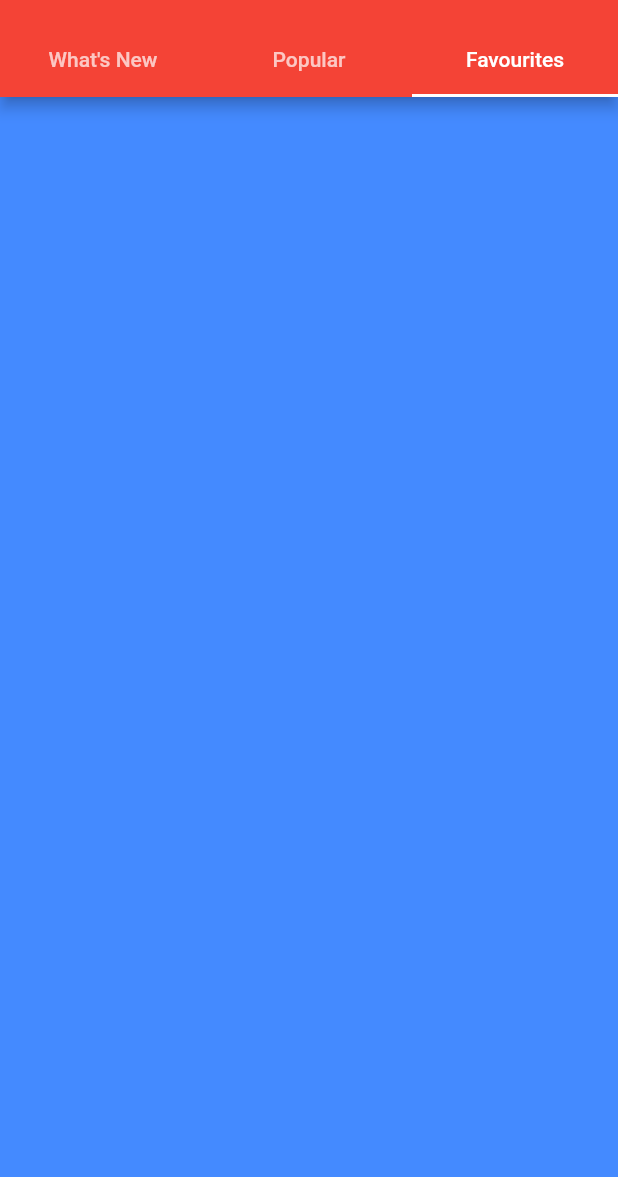
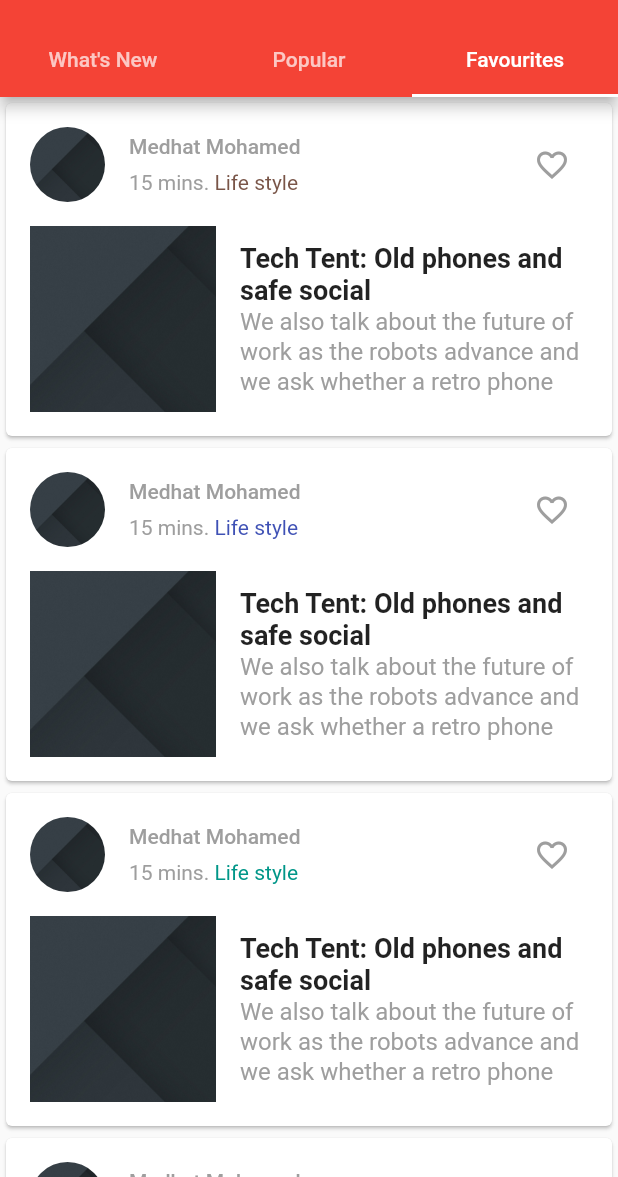
Before and after one commit to MedhatMohamed5/flutter_course, a Flutter app: the HomeScreen screen opened directly, tab 3 chosen, on a phone screen of 412 x 824 dp, the part 59-1236 px from its top. Run offline on Flutter 3.47's test engine with Material 2 defaults, Android fonts, the phone set to English and light mode, and no system bars; our stand-ins replace shared_preferences; missing offline and left inert: page_view_indicator; accounts and stored records are empty.

Commit message:
Popular and Favourites static design Change accent color for scroll overflow color

```diff
--- a/lib/screens/home_tabs/favourites.dart
+++ b/lib/screens/home_tabs/favourites.dart
@@ -1,4 +1,8 @@
+import 'dart:math';
+
+import 'package:flutter/cupertino.dart';
 import 'package:flutter/material.dart';
+import 'package:flutter/widgets.dart';
 
 class Favourites extends StatefulWidget {
   @override
@@ -6,12 +10,141 @@ class Favourites extends StatefulWidget {
 }
 
 class _FavouritesState extends State<Favourites> {
+  List<Color> colorsList = [
+    Colors.red,
+    Colors.deepOrange,
+    Colors.teal,
+    Colors.purple,
+    Colors.brown,
+    Colors.indigo,
+  ];
+  Random rand = Random();
+
+  Color getRandColor() {
+    return colorsList[rand.nextInt(colorsList.length)];
+  }
+
   @override
   Widget build(BuildContext context) {
-    return Center(
-      child: Container(
-        color: Colors.blueAccent,
-      ),
+    return ListView.builder(
+      itemBuilder: (context, index) {
+        return Card(
+          child: Container(
+            padding: EdgeInsets.all(16),
+            child: Column(
+              children: <Widget>[
+                _authorRow(),
+                SizedBox(
+                  height: 16,
+                ),
+                _newsItemRow(),
+              ],
+            ),
+          ),
+        );
+      },
+      itemCount: 20,
+    );
+  }
+
+  Widget _authorRow() {
+    return Row(
+      mainAxisAlignment: MainAxisAlignment.spaceBetween,
+      children: <Widget>[
+        Row(
+          children: <Widget>[
+            Container(
+              decoration: BoxDecoration(
+                image: DecorationImage(
+                  image: ExactAssetImage('assets/images/placeholder_bg.png'),
+                  fit: BoxFit.cover,
+                ),
+                shape: BoxShape.circle,
+              ),
+              width: 50,
+              height: 50,
+              margin: EdgeInsets.only(right: 16),
+            ),
+            Column(
+              crossAxisAlignment: CrossAxisAlignment.start,
+              children: <Widget>[
+                Text(
+                  'Medhat Mohamed',
+                  style: TextStyle(
+                    fontWeight: FontWeight.w500,
+                    color: Colors.grey,
+                  ),
+                ),
+                SizedBox(
+                  height: 8,
+                ),
+                Row(
+                  children: <Widget>[
+                    Text(
+                      '15 mins. ',
+                      style: TextStyle(
+                        color: Colors.grey,
+                      ),
+                    ),
+                    Text(
+                      'Life style',
+                      style: TextStyle(
+                        color: getRandColor(),
+                      ),
+                    ),
+                  ],
+                ),
+              ],
+            ),
+          ],
+        ),
+        IconButton(
+          icon: Icon(Icons.favorite_border),
+          onPressed: () {},
+          color: Colors.grey,
+        ),
+      ],
+    );
+  }
+
+  Widget _newsItemRow() {
+    return Row(
+      children: <Widget>[
+        Container(
+          decoration: BoxDecoration(
+            image: DecorationImage(
+              image: ExactAssetImage('assets/images/placeholder_bg.png'),
+              fit: BoxFit.cover,
+            ),
+          ),
+          width: 124,
+          height: 124,
+          margin: EdgeInsets.only(right: 16),
+        ),
+        Expanded(
+          child: Column(
+            children: <Widget>[
+              Text(
+                'Tech Tent: Old phones and safe social',
+                style: TextStyle(
+                  fontWeight: FontWeight.bold,
+                  fontSize: 18,
+                ),
+              ),
+              Text(
+                'We also talk about the future of work as the robots advance and we ask whether a retro phone',
+                style: TextStyle(
+                  color: Colors.grey,
+                  fontSize: 16,
+                  height: 1.25,
+                ),
+                maxLines: 3,
+                overflow: TextOverflow.ellipsis,
+              ),
+            ],
+          ),
+        ),
+      ],
     );
   }
 }
--- a/lib/screens/home_tabs/whats_new.dart
+++ b/lib/screens/home_tabs/whats_new.dart
@@ -97,7 +97,7 @@ class _WhatsNewState extends State<WhatsNew> {
                   child: _sectionTitle('Recent updates'),
                 ),
                 _drawRecentUpdatesCard(Colors.deepOrange),
-                _drawRecentUpdatesCard(Colors.tealAccent),
+                _drawRecentUpdatesCard(Colors.teal),
                 SizedBox(
                   height: 32,
                 ),
--- a/lib/utilities/app_theme.dart
+++ b/lib/utilities/app_theme.dart
@@ -3,5 +3,6 @@ import 'package:flutter/material.dart';
 class AppTheme {
   static ThemeData appTheme = ThemeData(
     primaryColor: Colors.red,
+    accentColor: Colors.red,
   );
 }
```
Also changed, not shown: lib/screens/home_tabs/popular.dart (+58 -3 lines).
